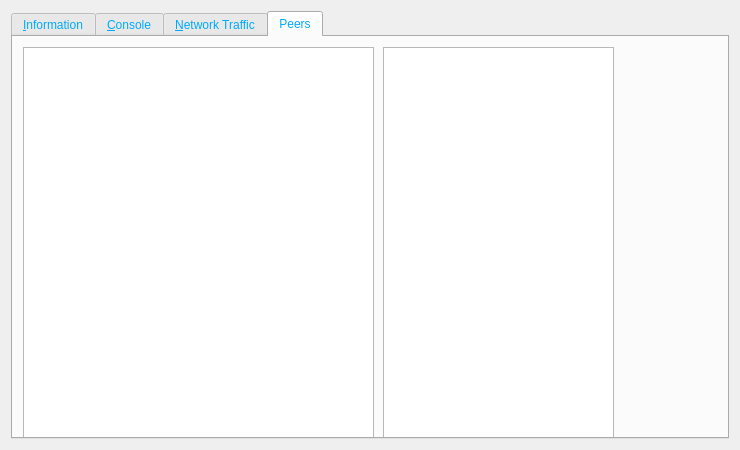
Qt form src/qt/forms/rpcconsole.ui (FromHDDtoSSD/SorachanCoin-qt) before a commit.
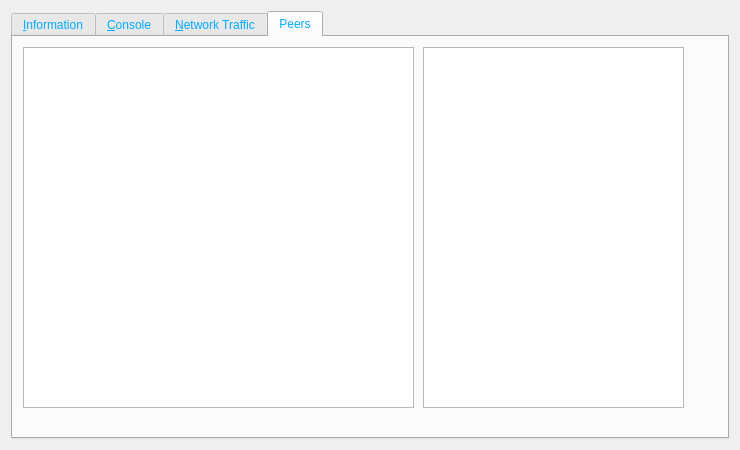
The same form after that commit. Icons and pictures are not drawn. Custom widgets are drawn as their Qt base class.

Commit message: SorachanCoin: implement Secure and S.M.A.R.T. new tabs in options

```diff
--- a/src/qt/forms/rpcconsole.ui
+++ b/src/qt/forms/rpcconsole.ui
@@ -938,18 +938,18 @@
         <rect>
          <x>10</x>
          <y>10</y>
-         <width>351</width>
-         <height>401</height>
+         <width>391</width>
+         <height>361</height>
         </rect>
        </property>
       </widget>
       <widget class="QListWidget" name="bansList">
        <property name="geometry">
         <rect>
-         <x>370</x>
+         <x>410</x>
          <y>10</y>
-         <width>231</width>
-         <height>401</height>
+         <width>261</width>
+         <height>361</height>
         </rect>
        </property>
       </widget>
```
Left out of the diff: 2 changed lines with no effect on the pictures. The commit also changes 3 other files.
